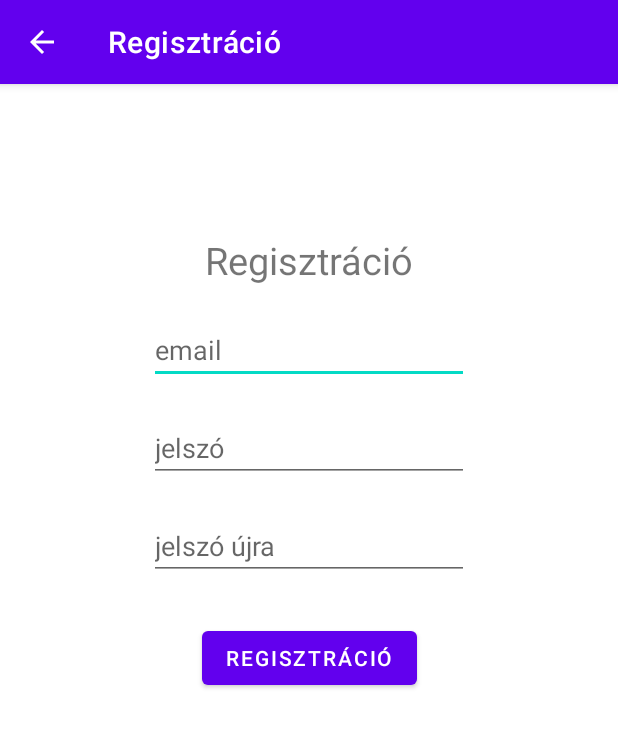
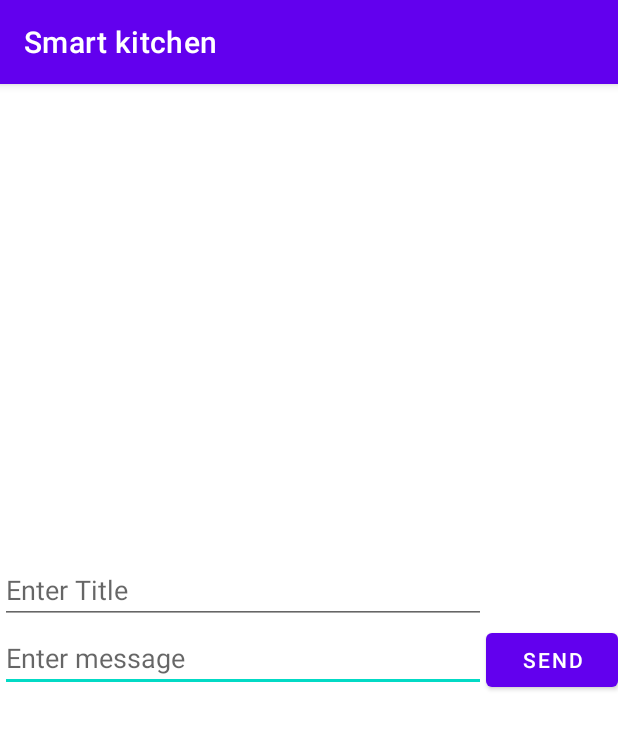
Before and after one commit to manpatrik/Smart-kitchen, an Android app: the screen it shows after launch (RegisterActivity before the commit, SendNotification after it), after a tap on "REGISZTRÁCIÓ", on a phone screen of 412 x 824 dp. Shown: the top 729 px of the screen. Run offline under Robolectric (Android 15) with nearby library versions, the phone set to English and light mode, and no system bars; our stand-ins replace Firebase (no records; nobody signed in at launch, a user with empty details on screens opened directly).

Commit message:
Add: Firebase notification sender

```diff
--- a/haztartas/app/build.gradle
+++ b/haztartas/app/build.gradle
@@ -37,8 +37,13 @@ dependencies {
     implementation 'com.google.android.material:material:1.3.0'
     implementation 'androidx.constraintlayout:constraintlayout:2.0.4'
     implementation 'androidx.mediarouter:mediarouter:1.2.5'
+
+    // Firebase
     implementation 'com.google.firebase:firebase-auth:21.0.8'
     implementation 'com.google.firebase:firebase-firestore:24.3.0'
+    implementation 'com.google.firebase:firebase-messaging:20.1.0'
+    implementation 'com.android.volley:volley:1.2.0'
+
     testImplementation 'junit:junit:4.+'
     androidTestImplementation 'androidx.test.ext:junit:1.1.2'
     androidTestImplementation 'androidx.test.espresso:espresso-core:3.3.0'
--- a/haztartas/app/src/main/java/szakdoga/haztartas/LoginActivity.java
+++ b/haztartas/app/src/main/java/szakdoga/haztartas/LoginActivity.java
@@ -53,9 +53,12 @@ public class LoginActivity extends AppCompatActivity {
     }
 
     public void register(View view) {
-        String email = emailEditText.getText().toString();
-        Intent registerIntent = new Intent(this, RegisterActivity.class);
-        registerIntent.putExtra("email", email);
-        this.startActivity(registerIntent);
+        Intent intent = new Intent(this, SendNotification.class);
+        startActivity(intent);
+
+//        String email = emailEditText.getText().toString();
+//        Intent registerIntent = new Intent(this, RegisterActivity.class);
+//        registerIntent.putExtra("email", email);
+//        this.startActivity(registerIntent);
     }
 }
--- /dev/null
+++ b/haztartas/app/src/main/java/szakdoga/haztartas/SendNotification.java
@@ -0,0 +1,46 @@
+package szakdoga.haztartas;
+
+import androidx.appcompat.app.AppCompatActivity;
+
+import android.os.Bundle;
+import android.view.View;
+import android.widget.EditText;
+
+import com.google.firebase.messaging.FirebaseMessaging;
+
+import szakdoga.haztartas.FirebaseCloudMessaging.FCMSend;
+
+public class SendNotification extends AppCompatActivity {
+
+    private EditText etTitle;
+    private EditText etMessage;
+
+    @Override
+    protected void onCreate(Bundle savedInstanceState) {
+        super.onCreate(savedInstanceState);
+        setContentView(R.layout.activity_send_notification);
+
+        etTitle = findViewById(R.id.etTitle);
+        etMessage = findViewById(R.id.etMessage);
+
+        FirebaseMessaging.getInstance().getToken().addOnCompleteListener(task -> {
+            System.out.println(":o");
+            if (task.isSuccessful()){
+                System.out.println("token: "+ task.getResult());
+            }
+        });
+
+    }
+
+    public void send(View view) {
+
+        String title = etTitle.getText().toString();
+        String message = etMessage.getText().toString();
+        FCMSend.pushNotification(
+                this,
+                "eyc_OPkgT1WdyANXD80CHC:APA91bFmnVYyKq4TignkBKufPgmyHhGDvRyQh4UMH2t_pMgSalpQfh9iNe_WSCiPslugLun8K4zp1X4AQ5Jz2Y349E73AJfx6qPpm15L4Cpys_eyJqU0yvPoYhu85efD-HZo2uO3BRW9",
+                title,
+                message
+        );
+    }
+}
--- a/haztartas/app/src/main/java/szakdoga/haztartas/homesList/HomesListActivity.java
+++ b/haztartas/app/src/main/java/szakdoga/haztartas/homesList/HomesListActivity.java
@@ -14,7 +14,10 @@ import android.view.View;
 import android.widget.EditText;
 import android.widget.Toast;
 
+import com.google.android.gms.tasks.OnCompleteListener;
+import com.google.android.gms.tasks.Task;
 import com.google.firebase.firestore.DocumentSnapshot;
+import com.google.firebase.messaging.FirebaseMessaging;
 
 import java.util.ArrayList;
 import java.util.List;
@@ -51,6 +54,7 @@ public class HomesListActivity extends AppCompatActivity {
         homeItemAdapter = new HomeItemAdapter(this, homes, userId);
         homesRecylerView.setAdapter(homeItemAdapter);
         homesRecylerView.setLayoutManager(new LinearLayoutManager(this));
+
     }
 
     @Override
--- /dev/null
+++ b/haztartas/app/src/main/res/layout/activity_send_notification.xml
@@ -0,0 +1,56 @@
+<?xml version="1.0" encoding="utf-8"?>
+<androidx.constraintlayout.widget.ConstraintLayout xmlns:android="http://schemas.android.com/apk/res/android"
+    xmlns:app="http://schemas.android.com/apk/res-auto"
+    xmlns:tools="http://schemas.android.com/tools"
+    android:layout_width="match_parent"
+    android:layout_height="match_parent"
+    tools:context=".SendNotification">
+
+    <Button
+        android:id="@+id/btnSend"
+        android:layout_width="wrap_content"
+        android:layout_height="wrap_content"
+        android:text="Send"
+        android:onClick="send"
+        app:layout_constraintBottom_toBottomOf="parent"
+        app:layout_constraintEnd_toEndOf="parent"
+        app:layout_constraintTop_toTopOf="parent" />
+
+    <EditText
+        android:id="@+id/etMessage"
+        android:layout_width="0dp"
+        android:layout_height="wrap_content"
+        android:ems="10"
+        android:hint="Enter message"
+        android:inputType="textPersonName"
+        app:layout_constraintEnd_toStartOf="@+id/btnSend"
+        app:layout_constraintHorizontal_bias="0.5"
+        app:layout_constraintStart_toStartOf="parent"
+        app:layout_constraintTop_toTopOf="@+id/btnSend" />
+
+    <EditText
+        android:id="@+id/etToken"
+        android:layout_width="0dp"
+        android:layout_height="wrap_content"
+        android:ems="10"
+        android:hint="Enter Token"
+        android:inputType="textPersonName"
+        app:layout_constraintEnd_toStartOf="@+id/btnSend"
+        app:layout_constraintHorizontal_bias="0.5"
+        app:layout_constraintStart_toStartOf="parent"
+        app:layout_constraintTop_toBottomOf="@+id/etMessage"
+        android:visibility="invisible" />
+
+    <EditText
+        android:id="@+id/etTitle"
+        android:layout_width="0dp"
+        android:layout_height="wrap_content"
+        android:ems="10"
+        android:hint="Enter Title"
+        android:inputType="textPersonName"
+        app:layout_constraintBottom_toTopOf="@+id/etMessage"
+        app:layout_constraintEnd_toStartOf="@+id/btnSend"
+        app:layout_constraintHorizontal_bias="0.5"
+        app:layout_constraintStart_toStartOf="parent" />
+
+</androidx.constraintlayout.widget.ConstraintLayout>
```
Also changed, not shown: haztartas/app/src/main/AndroidManifest.xml (+13 -1 lines), haztartas/app/src/main/java/szakdoga/haztartas/FirebaseCloudMessaging/FCMSend.java (added, +63 -0 lines), haztartas/app/src/main/java/szakdoga/haztartas/FirebaseCloudMessaging/FirebaseMessagingService.java (added, +41 -0 lines).
